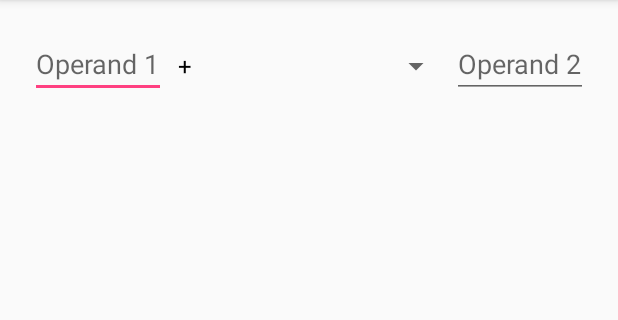
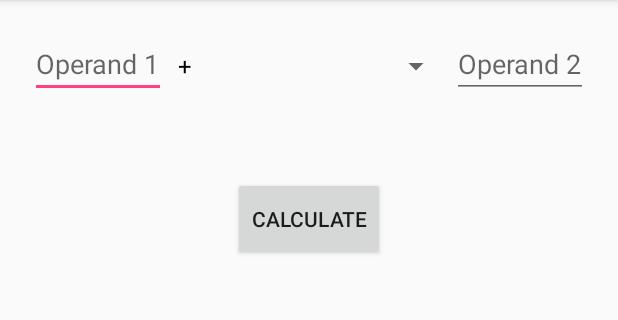
Before and after one commit to kalpesh30/elephant, an Android app: the screen it shows after launch (MainActivity), after a tap on "CALCULATE", on a phone screen of 412 x 824 dp, the part 84-404 px from its top. Run offline under Robolectric (Android 15) with nearby library versions, the phone set to English and light mode, and no system bars; 2 statements that could not run were skipped.

Commit message:
The Notification service is enabled and fixed

```diff
--- a/Basicapp/app/build.gradle
+++ b/Basicapp/app/build.gradle
@@ -1,11 +1,11 @@
 apply plugin: 'com.android.application'
 
 android {
-    compileSdkVersion 27
+    compileSdkVersion 26
     defaultConfig {
         applicationId "com.example.kalpeshgupta.basicapp"
         minSdkVersion 24
-        targetSdkVersion 27
+        targetSdkVersion 26
         versionCode 1
         versionName "1.0"
         testInstrumentationRunner "android.support.test.runner.AndroidJUnitRunner"
@@ -25,4 +25,6 @@ dependencies {
     testImplementation 'junit:junit:4.12'
     androidTestImplementation 'com.android.support.test:runner:1.0.1'
     androidTestImplementation 'com.android.support.test.espresso:espresso-core:3.0.1'
+   // compile fileTree(dir: 'libs', include: ['*.jar'])
+   // compile "com.android.support:support-v4:20.0.+"
 }
--- a/Basicapp/app/src/main/java/com/example/kalpeshgupta/basicapp/MainActivity.java
+++ b/Basicapp/app/src/main/java/com/example/kalpeshgupta/basicapp/MainActivity.java
@@ -32,6 +32,13 @@ import java.util.Random;
 
 public class MainActivity extends AppCompatActivity {
 
+    private static final int n1 = 1100;
+    private static final int n2 = 1101;
+    private static final int n3= 1102;
+    private static final int n4 = 1103 ;
+    private static final int n5 = 1104;
+    private static final int n6 = 1105;
+
     private String Operand1;
     private String Operand2;
 
@@ -58,8 +65,8 @@ public class MainActivity extends AppCompatActivity {
     EditText etoperand1;
     EditText etoperand2;
     String title,body;
-    Spinner myspin;
-    NotificationHelper helper;
+    //Spinner myspin;
+    private NotificationHelper helper;
 
 
 
@@ -75,73 +82,65 @@ public class MainActivity extends AppCompatActivity {
         spinner.setAdapter(adapter);
         btn = findViewById(R.id.but1);
         //myspin = findViewById(R.id.spi_operator);
+        helper = new NotificationHelper(this);
         btn.setOnClickListener(new View.OnClickListener() {
             @Override
             public void onClick(View view) {
-                btn.setVisibility(View.INVISIBLE);
-            String text = spinner.getSelectedItem().toString();
+                //btn.setVisibility(View.INVISIBLE);
+                String text = spinner.getSelectedItem().toString();
 
-            getInput();
-            switch(text)
-            {
-                case "+" : tvCalculate.setText(getSum().toString()); break;
-                case "-" : tvCalculate.setText(getsubtract().toString());break;
-                case "*" : tvCalculate.setText(getmultiply().toString());break;
-                case "/" : tvCalculate.setText(getdivide().toString());break;
-                case "%" : tvCalculate.setText(getmodulo().toString());break;
-                case "^" : tvCalculate.setText(getpower().toString());break;
-            }
-
-                // prepare intent which is triggered if the
-// notification is selected
-
-                Intent intent = new Intent(this, NotificationReceiver.class);
-// use System.currentTimeMillis() to have a unique ID for the pending intent
-                PendingIntent pIntent = PendingIntent.getActivity(this, (int) System.currentTimeMillis(), intent, 0);
-
-// build notification
-// the addAction re-use the same intent to keep the example short
-                Notification n  = new Notification.Builder(this)
-                        .setContentTitle("New mail from " + "test@gmail.com")
-                        .setContentText("Subject")
-                        .setSmallIcon(R.drawable.icon)
-                        .setContentIntent(pIntent)
-                        .setAutoCancel(true)
-                        .addAction(R.drawable.icon, "Call", pIntent)
-                        .addAction(R.drawable.icon, "More", pIntent)
-                        .addAction(R.drawable.icon, "And more", pIntent).build();
-
-
-                NotificationManager notificationManager =
-                        (NotificationManager) getSystemService(NOTIFICATION_SERVICE);
-
-                notificationManager.notify(0, n);
-
-               /* NotificationManager mNotificationManager =
-                        (NotificationManager) getSystemService(Context.NOTIFICATION_SERVICE);
-                // The id of the channel.
-                String id = "my_channel_01";
-                // The user-visible name of the channel.
-                CharSequence name = getString(R.string.channel_name);
-                // The user-visible description of the channel.
-                String description = getString(R.string.channel_description);
-                int importance = NotificationManager.IMPORTANCE_HIGH;
-                NotificationChannel mChannel = new NotificationChannel(id, name, importance);
-                /       / Configure the notification channel.
-                mChannel.setDescription(description);
-                mChannel.enableLights(true);
-            // Sets the notification light color for notifications posted to this
-            // channel, if the device supports this feature.
-                mChannel.setLightColor(Color.RED);
-                mChannel.enableVibration(true);
-                mChannel.setVibrationPattern(new long[]{100, 200, 300, 400, 500, 400, 300, 200, 400});
-                mNotificationManager.createNotificationChannel(mChannel);*/
-
+                getInput();
+                switch (text) {
+                    case "+":
+                        tvCalculate.setText(getSum().toString());
+                        sendNotification(n1,"Addition",getOperand1() + "+" + getOperand2() + " = " + resultexp());
+                        break;
+                    case "-":
+                        tvCalculate.setText(getsubtract().toString());
+                        sendNotification(n2,"Substraction",getOperand1() + "-" + getOperand2() + " = " + resultexp());
+                        break;
+                    case "*":
+                        tvCalculate.setText(getmultiply().toString());
+                        sendNotification(n3,"Multiplication",getOperand1() + "*" + getOperand2() + " = " + resultexp());
+                        break;
+                    case "/":
+                        tvCalculate.setText(getdivide().toString());
+                        sendNotification(n4,"Division",getOperand1() + "/" + getOperand2() + " = " + resultexp());
+                        break;
+                    case "%":
+                        tvCalculate.setText(getmodulo().toString());
+                        sendNotification(n5,"modulo",getOperand1() + "%" + getOperand2() + " = " + resultexp());
+                        break;
+                    case "^":
+                        tvCalculate.setText(getpower().toString());
+                        sendNotification(n6,"power",getOperand1() + "^" + getOperand2() + " = " + resultexp());
+                        break;
+                }
 
             }
         });
+
+
         etoperand1 = findViewById(R.id.et_operand1);
         etoperand2 = findViewById(R.id.et_operand2);
+    }
+
+    public void sendNotification(int id,String title,String body){
+        try{
+            Notification.Builder nb = helper.getNotification1("Operation Performed" + title,body);
+            if(nb != null) {
+                helper.Notify(id,nb);
+            }
+        }catch(NullPointerException npe){
+            npe.printStackTrace();
+        }
+    }
+
+    private String resultexp()
+    {
+        String s;
+        s = tvCalculate.getText().toString();
+        return s;
     }
 
     public void getInput()
@@ -151,28 +150,6 @@ public class MainActivity extends AppCompatActivity {
             setOperand2(etoperand2.getText().toString());
     }
 
-    /*public void pOperands(View view)
-    {
-
-        TextView tvCalculate = findViewById(R.id.tv_result);
-        tvCalculate.setText(getOperand1() + " " + getOperand2());
-
-    }*/
-
-    //@Override
-    /*public void onItemSelected(AdapterView<?> adapterView, View view, int position, long id) {
-        TextView tvCalculate = findViewById(R.id.tv_result);
-        Log.v("Spinner value selected","adapter view ");
-        switch(adapterView.getItemAtPosition(position).toString()){
-            case "+" : tvCalculate.setText(getSum().toString()); break;
-            case "-" : tvCalculate.setText(getsubtract().toString());break;
-            case "*" : tvCalculate.setText(getmultiply().toString());break;
-            case "/" : tvCalculate.setText(getdivide().toString());break;
-            case "%" : tvCalculate.setText(getmodulo().toString());break;
-            case "^" : tvCalculate.setText(getpower().toString());break;
-        }
-
-    }*/
 
     private Double getSum(){
         return (Double.valueOf(getOperand1()) + Double.valueOf(getOperand2()));
--- a/Basicapp/app/src/main/java/com/example/kalpeshgupta/basicapp/NotificationHelper.java
+++ b/Basicapp/app/src/main/java/com/example/kalpeshgupta/basicapp/NotificationHelper.java
@@ -6,53 +6,48 @@ import android.app.NotificationManager;
 import android.content.Context;
 import android.content.ContextWrapper;
 import android.graphics.Color;
-import android.os.Build;
-import android.support.annotation.RequiresApi;
-
-import static android.graphics.Color.*;
 
 /**
- * Created by Kalpesh Gupta on 30-01-2018.
+ * Created by Kalpesh Gupta on 03-02-2018.
  */
 
 public class NotificationHelper extends ContextWrapper {
-    private static final String my_channel_id = "com.example.kalpeshgupta.basicapp.multlip";
-    private static final String my_channel_name = "Mult channel";
     private NotificationManager manager;
-    @RequiresApi(api = Build.VERSION_CODES.O)
-    public NotificationHelper(Context base){
-        super(base);
-        createChannels();
+    public static final String Primary_Channel = "defaullt";
+
+    public NotificationHelper(Context ctx)
+    {
+        super(ctx);
+
+        NotificationChannel chan1 = new NotificationChannel(Primary_Channel,
+                "Primary Channel",NotificationManager.IMPORTANCE_HIGH);
+        chan1.setLightColor(Color.GREEN);
+        chan1.setLockscreenVisibility(Notification.VISIBILITY_PRIVATE);
+        getManager().createNotificationChannel(chan1);
     }
 
-
-
-    @RequiresApi(api = Build.VERSION_CODES.O)
-    private void createChannels() {
-        NotificationChannel myChannel = new NotificationChannel(my_channel_id,my_channel_name,NotificationManager.IMPORTANCE_DEFAULT);
-        myChannel.enableLights(true);
-        myChannel.setLightColor(GREEN);
-        myChannel.enableVibration(true);
-        myChannel.setLockscreenVisibility(Notification.VISIBILITY_PRIVATE);
-        getManager();
-
+    public Notification.Builder getNotification1(String title,String body)
+    {
+        return new Notification.Builder(getApplicationContext(),Primary_Channel)
+                .setContentTitle(title)
+                .setContentText(body)
+                .setSmallIcon(getSmallIcon())
+                .setAutoCancel(true);
 
     }
 
-    public NotificationManager getManager() {
-        if(manager == null)
-            manager = (NotificationManager)getSystemService(Context.NOTIFICATION_SERVICE);
-        return manager;
-
+    public void Notify(int id,Notification.Builder notification)
+    {
+        getManager().notify(id,notification.build());
     }
 
-    //@Override
-    @RequiresApi(api = Build.VERSION_CODES.O)
-    public Notification.Builder getApplicationNotif(String title, String body) {
-        return new Notification.Builder(NotificationHelper.this,my_channel_id)
-                .setContentText(body)
-                .setContentTitle(title);
+    private NotificationManager getManager() {
+        if(manager == null)
+            manager = (NotificationManager) getSystemService(Context.NOTIFICATION_SERVICE);
+        return manager;
+    }
 
-
+    private int getSmallIcon() {
+        return android.R.drawable.stat_notify_sync;
     }
 }
--- a/Basicapp/app/src/main/res/layout/custom_spinner_list.xml
+++ b/Basicapp/app/src/main/res/layout/custom_spinner_list.xml
@@ -5,6 +5,6 @@
     android:layout_width="fill_parent"
     android:layout_height="wrap_content"
     android:textSize="20sp"
-    android:gravity="center"
+    android:gravity="center_horizontal"
     android:textColor="#000000">
 </TextView>
```
Also changed, not shown: Basicapp/app/src/main/res/layout/noti.xml (added, +7 -0 lines).
